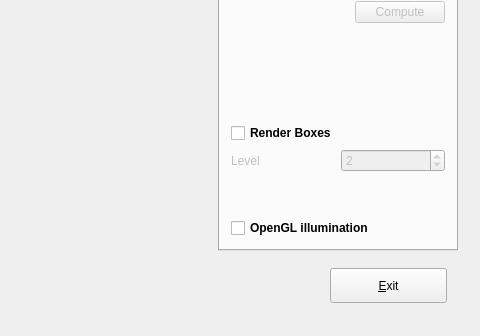
This is trunk/OclusioAmbient/app/Principal.ui in mvm9289/va-qt2011 as Qt 5 draws it before an edit; both pictures show x 424 to 904 and y 347 to 683 of the 904 by 683 pixel window. The edited form follows.
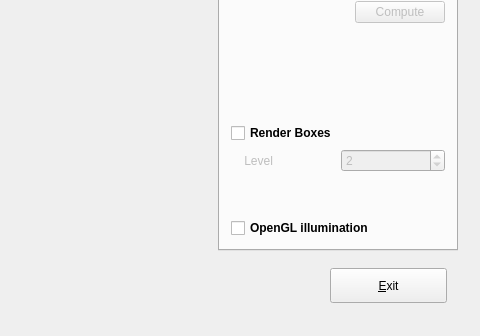
This is the edited form. The open tabs and pages were chosen to show the change. Custom widgets are drawn as their Qt base class.

```diff
--- a/trunk/OclusioAmbient/app/Principal.ui
+++ b/trunk/OclusioAmbient/app/Principal.ui
@@ -1194,10 +1194,13 @@
            <property name="orientation">
             <enum>Qt::Vertical</enum>
            </property>
+           <property name="sizeType">
+            <enum>QSizePolicy::Fixed</enum>
+           </property>
            <property name="sizeHint" stdset="0">
             <size>
              <width>20</width>
-             <height>144</height>
+             <height>100</height>
             </size>
            </property>
           </spacer>
@@ -1383,10 +1386,13 @@
            <property name="orientation">
             <enum>Qt::Vertical</enum>
            </property>
+           <property name="sizeType">
+            <enum>QSizePolicy::Fixed</enum>
+           </property>
            <property name="sizeHint" stdset="0">
             <size>
              <width>20</width>
-             <height>143</height>
+             <height>100</height>
             </size>
            </property>
           </spacer>
@@ -1414,7 +1420,7 @@
                 <bool>false</bool>
                </property>
                <property name="text">
-                <string>Level</string>
+                <string>    Level</string>
                </property>
               </widget>
              </item>
```
Left out of the diff: 36 changed lines with no effect on the pictures.
